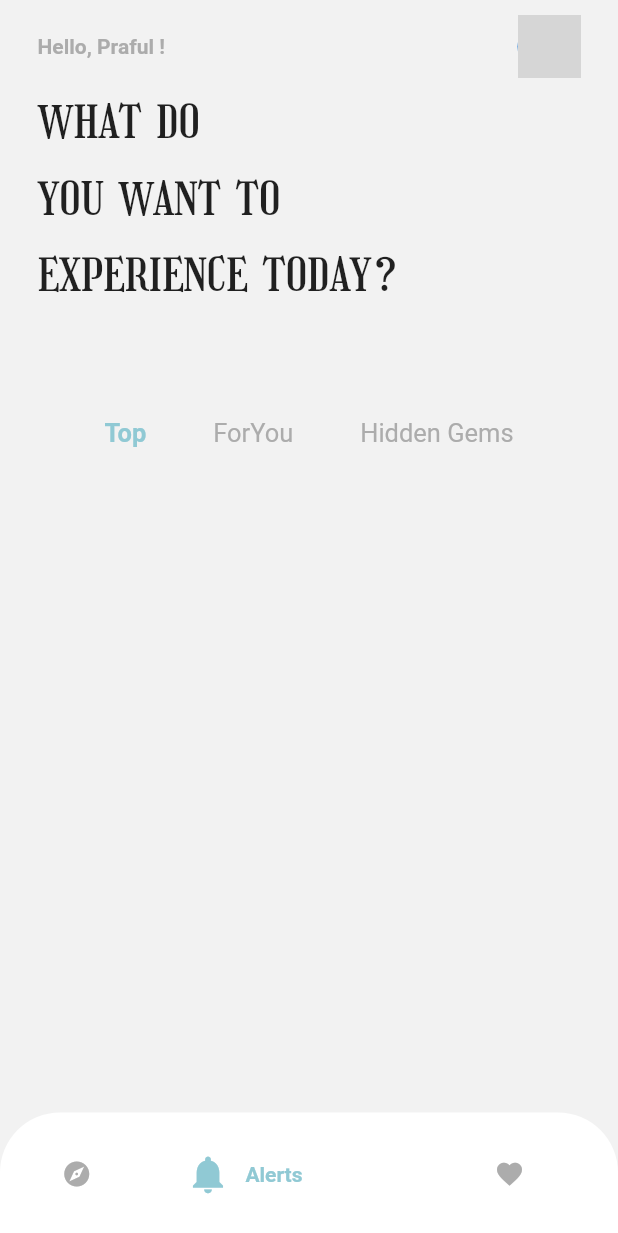
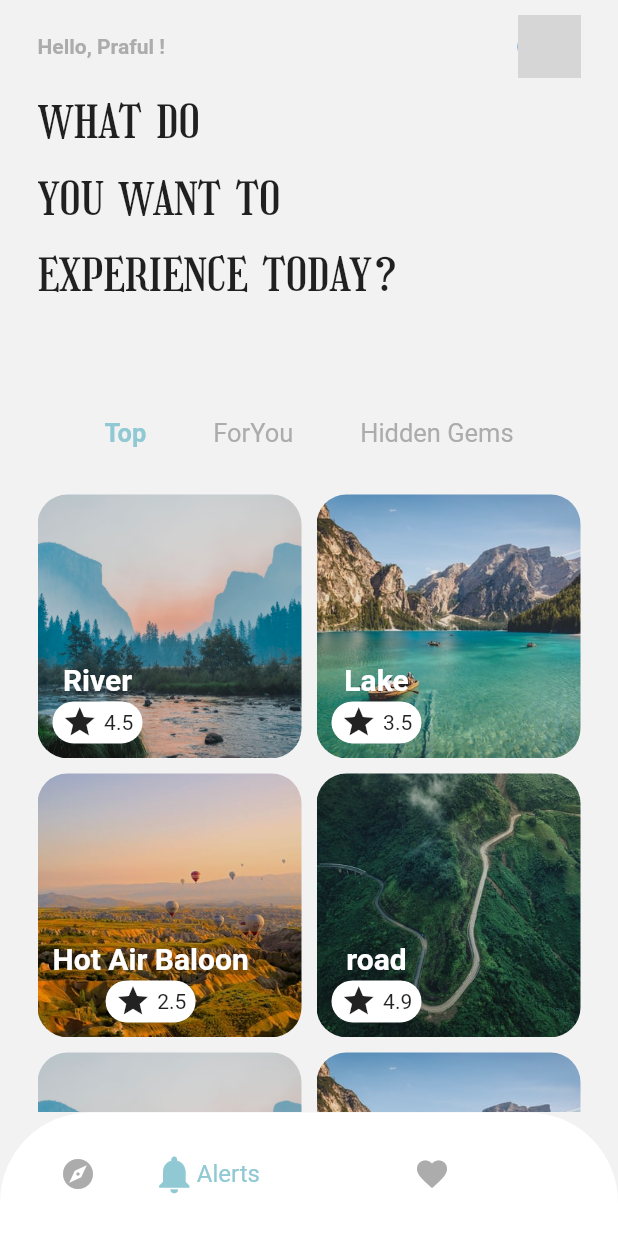
Before and after one commit to praful-chandra/explorer, a Flutter app: the screen it shows after launch, after a tap on "START EXPLORING", after a tap on the "notifications" icon, on a phone screen of 412 x 824 dp. Shown: the top 1233 px of the screen. Run offline on Flutter 3.47's test engine with Material 2 defaults, Android fonts, the phone set to English and light mode, and no system bars; grey boxes are pictures that could not be loaded.

Commit message:
added homepage ui

```diff
--- a/lib/main.dart
+++ b/lib/main.dart
@@ -1,9 +1,12 @@
 import 'package:flutter/material.dart';
+import 'package:flutter/services.dart';
 import './screens/homePage/homepage.dart';
 import './screens/splash.dart';
 
-void main()=>runApp(App());
-
+void main() {
+  runApp(App());
+  SystemChrome.setPreferredOrientations([DeviceOrientation.portraitUp]);
+}
 
 class App extends StatelessWidget {
   const App({Key key}) : super(key: key);
@@ -12,14 +15,9 @@ class App extends StatelessWidget {
   Widget build(BuildContext context) {
     return MaterialApp(
       debugShowCheckedModeBanner: false,
-        title : "explorer",
-        initialRoute: "/splash",
-        routes: {
-          "/splash" : (ctx)=>Splash(),
-          "/home" : (ctx)=>HomePage()
-
-
-        },
+      title: "explorer",
+      initialRoute: "/splash",
+      routes: {"/splash": (ctx) => Splash(), "/home": (ctx) => HomePage()},
     );
   }
 }
--- /dev/null
+++ b/lib/screens/homePage/components/GridItem.dart
@@ -0,0 +1,60 @@
+import 'package:flutter/material.dart';
+
+class GridItem extends StatelessWidget {
+  final String image;
+  final String title;
+  final num rating;
+
+  GridItem({
+  @required  this.image,
+  @required  this.rating,
+  @required  this.title,
+  });
+
+  @override
+  Widget build(BuildContext context) {
+    return Container(
+      padding: EdgeInsets.all(10),
+      decoration: BoxDecoration(
+          image: DecorationImage(
+            image: AssetImage(image),
+            colorFilter: ColorFilter.mode(
+                Colors.black.withOpacity(0.1), BlendMode.darken),
+            fit: BoxFit.cover,
+            alignment: Alignment.center,
+          ),
+          borderRadius: BorderRadius.circular(20)),
+      child: Column(
+        mainAxisAlignment: MainAxisAlignment.spaceBetween,
+        crossAxisAlignment: CrossAxisAlignment.start,
+        children: <Widget>[
+          Expanded(child: Container()),
+          Column(
+            children: <Widget>[
+              Text(
+                title,
+                style: TextStyle(
+                    color: Colors.white,
+                    fontFamily: "Roboto",
+                    fontWeight: FontWeight.w700,
+                    fontSize: 20),
+              ),
+              Container(
+                margin: EdgeInsets.only(top: 3),
+                width: 60,
+                padding: EdgeInsets.all(2),
+                decoration: BoxDecoration(
+                    color: Colors.white,
+                    borderRadius: BorderRadius.circular(50)),
+                child: Row(
+                  mainAxisAlignment: MainAxisAlignment.spaceEvenly,
+                  children: <Widget>[Icon(Icons.star), Text(rating.toString())],
+                ),
+              )
+            ],
+          )
+        ],
+      ),
+    );
+  }
+}
--- a/lib/screens/homePage/components/bottomNavBar.dart
+++ b/lib/screens/homePage/components/bottomNavBar.dart
@@ -1,6 +1,5 @@
-import 'dart:developer';
-
 import 'package:flutter/material.dart';
+import 'package:flutter/rendering.dart';
 
 class BottomNavBar extends StatefulWidget {
   BottomNavBar({Key key}) : super(key: key);
@@ -10,76 +9,78 @@ class BottomNavBar extends StatefulWidget {
 }
 
 class _BottomNavBarState extends State<BottomNavBar> {
-  var selectedIndex = 0;
+  var _selectedIndex = 0;
 
-  void selectItem(int i) {
+  final tabs = [
+    {"icon": Icons.explore, "title": "Explore"},
+    {"icon": Icons.notifications, "title": "Alerts"},
+    {"icon": Icons.favorite, "title": "Likes"}
+  ];
+
+  void switchTab(index) {
     setState(() {
-      selectedIndex = i;
+      _selectedIndex = index;
     });
   }
 
   @override
   Widget build(BuildContext context) {
+    final size = MediaQuery.of(context).size;
+
     return Container(
+      height: size.height * 0.1,
+      padding: EdgeInsets.symmetric(horizontal: 30),
       decoration: BoxDecoration(
         color: Colors.white,
         borderRadius: BorderRadius.only(
-              topLeft: Radius.circular(40), topRight: Radius.circular(40))),
-      height: MediaQuery.of(context).size.height * 0.1,
-      child: Row(
-        mainAxisAlignment: MainAxisAlignment.spaceEvenly,
-        children: _populateNavTabs(context, selectedIndex, selectItem),
+            topLeft: Radius.circular(60), topRight: Radius.circular(60)),
       ),
+      child: ListView.builder(
+          scrollDirection: Axis.horizontal,
+          itemCount: tabs.length,
+          itemBuilder: (context, index) {
+            return GestureDetector(
+              onTap: () => switchTab(index),
+              child: index == _selectedIndex
+                  ? selectedTab(tabs[index]["title"], tabs[index]["icon"], size)
+                  : notSelectedTab(tabs[index]["icon"], size),
+            );
+          }),
     );
   }
 }
 
-List<Widget> _populateNavTabs(
-    BuildContext context, int selectedIndex, Function cb) {
-  return [
-    InkWell(
-      onTap: () => cb(0),
-      child: tabChild(context, "Explore", Icons.explore, selectedIndex, 0),
-    ),
-    InkWell(
-      onTap: () => cb(1),
-      child: tabChild(context, "Alerts", Icons.notifications, selectedIndex, 1),
-    ),
-    InkWell(
-      onTap: () => cb(2),
-      child: tabChild(context, "Liked", Icons.favorite, selectedIndex, 2),
-    ),
-  ];
-}
-
-Widget tabChild(
-    BuildContext context, String title, IconData icon, int index, int itemNum) {
-  return AnimatedContainer(
-      duration: Duration(milliseconds: 250),
-      width: index == itemNum
-          ? MediaQuery.of(context).size.width * 0.4
-          : MediaQuery.of(context).size.width * 0.1,
-      decoration: BoxDecoration(),
+Widget selectedTab(String title, IconData icon, Size size) {
+  return Container(
+    width: size.width * 0.4,
+    margin: EdgeInsets.only(left: 10),
     child: Row(
       children: <Widget>[
         Icon(
           icon,
-            color: index == itemNum ? Color(0xff90C9D4) : Color(0xffacacac),
-            size: index == itemNum ? 30 : 20,
+          color: Color(0xff90C9D4),
+          size: 30,
         ),
-          SizedBox(
-            width: 10,
+        Text(
+          title,
+          style: TextStyle(color: Color(0xff90C9D4), fontSize: 16),
+        )
+      ],
     ),
-          index == itemNum
-              ? Text(
-                  title,
-                  style: TextStyle(
-                    color: Color(0xff90C9D4),
-                    fontWeight: FontWeight.w800,
-                    fontSize: 14
+  );
+}
+
+Widget notSelectedTab(IconData icon, Size size) {
+  return Container(
+    width: size.width * 0.1,
+    margin: EdgeInsets.all(10),
+    child: Row(
+      children: <Widget>[
+        Icon(
+          icon,
+          color: Color(0xffACACAC),
         ),
-                )
-              : SizedBox()
       ],
-      ));
+    ),
+  );
 }
--- /dev/null
+++ b/lib/screens/homePage/components/mainGrid.dart
@@ -0,0 +1,121 @@
+import 'package:flutter/material.dart';
+import './GridItem.dart';
+
+class MainGrid extends StatelessWidget {
+  const MainGrid({Key key}) : super(key: key);
+
+  @override
+  Widget build(BuildContext context) {
+
+    return SliverGrid(
+        gridDelegate: SliverGridDelegateWithFixedCrossAxisCount(
+      crossAxisCount: 2,
+      mainAxisSpacing: 10.0,
+      crossAxisSpacing: 10.0,
+      childAspectRatio: 1),
+        delegate: SliverChildBuilderDelegate((context, index) {
+          var itm = _items[index];
+    return GridItem(
+      image: itm["image"],
+      title: itm["title"],
+      rating:itm["rating"],
+    );
+        }, childCount: _items.length),
+      );
+  }
+}
+
+
+
+var _items = [
+  {
+    "title" : "River",
+    "image" : "assets/images/river.jpeg",
+    "rating" : 4.5
+  },
+   {
+    "title" : "Lake",
+    "image" : "assets/images/lake.jpeg",
+    "rating" : 3.5
+  }, {
+    "title" : "Hot Air Baloon",
+    "image" : "assets/images/baloon.jpeg",
+    "rating" : 2.5
+  }, {
+    "title" : "road",
+    "image" : "assets/images/road.jpeg",
+    "rating" : 4.9
+  },
+    {
+    "title" : "River",
+    "image" : "assets/images/river.jpeg",
+    "rating" : 4.5
+  },
+   {
+    "title" : "Lake",
+    "image" : "assets/images/lake.jpeg",
+    "rating" : 3.5
+  }, {
+    "title" : "Hot Air Baloon",
+    "image" : "assets/images/baloon.jpeg",
+    "rating" : 2.5
+  }, {
+    "title" : "road",
+    "image" : "assets/images/road.jpeg",
+    "rating" : 4.9
+  },
+    {
+    "title" : "River",
+    "image" : "assets/images/river.jpeg",
+    "rating" : 4.5
+  },
+   {
+    "title" : "Lake",
+    "image" : "assets/images/lake.jpeg",
+    "rating" : 3.5
+  }, {
+    "title" : "Hot Air Baloon",
+    "image" : "assets/images/baloon.jpeg",
+    "rating" : 2.5
+  }, {
+    "title" : "road",
+    "image" : "assets/images/road.jpeg",
+    "rating" : 4.9
+  },
+    {
+    "title" : "River",
+    "image" : "assets/images/river.jpeg",
+    "rating" : 4.5
+  },
+   {
+    "title" : "Lake",
+    "image" : "assets/images/lake.jpeg",
+    "rating" : 3.5
+  }, {
+    "title" : "Hot Air Baloon",
+    "image" : "assets/images/baloon.jpeg",
+    "rating" : 2.5
+  }, {
+    "title" : "road",
+    "image" : "assets/images/road.jpeg",
+    "rating" : 4.9
+  },
+    {
+    "title" : "River",
+    "image" : "assets/images/river.jpeg",
+    "rating" : 4.5
+  },
+   {
+    "title" : "Lake",
+    "image" : "assets/images/lake.jpeg",
+    "rating" : 3.5
+  }, {
+    "title" : "Hot Air Baloon",
+    "image" : "assets/images/baloon.jpeg",
+    "rating" : 2.5
+  }, {
+    "title" : "road",
+    "image" : "assets/images/road.jpeg",
+    "rating" : 4.9
+  }
+];
--- a/lib/screens/homePage/homepage.dart
+++ b/lib/screens/homePage/homepage.dart
@@ -2,6 +2,7 @@ import 'package:flutter/material.dart';
 import './components/header.dart';
 import './components/tabs.dart';
 import './components/bottomNavBar.dart';
+import './components/mainGrid.dart';
 
 class HomePage extends StatelessWidget {
   const HomePage({Key key}) : super(key: key);
@@ -24,14 +25,24 @@ class Body extends StatelessWidget {
     return Container(
       padding: EdgeInsets.symmetric(horizontal: 25),
       child: SafeArea(
+          child: RefreshIndicator(
+            onRefresh: (){
+              return Future.delayed(Duration(seconds: 2));
+            },
+                      child: CustomScrollView(
+        slivers: <Widget>[
+            SliverToBoxAdapter(
               child: Column(
                 children: <Widget>[
                   Header(),
                   Tabs(),
-
                 ],
               ),
             ),
+            MainGrid()
+        ],
+      ),
+          )),
     );
   }
 }
```
Also changed, not shown: assets/images/baloon.jpeg (added), assets/images/lake.jpeg (added), assets/images/river.jpeg (added), assets/images/road.jpeg (added). Lines whose indentation alone changed are shown as unchanged.
